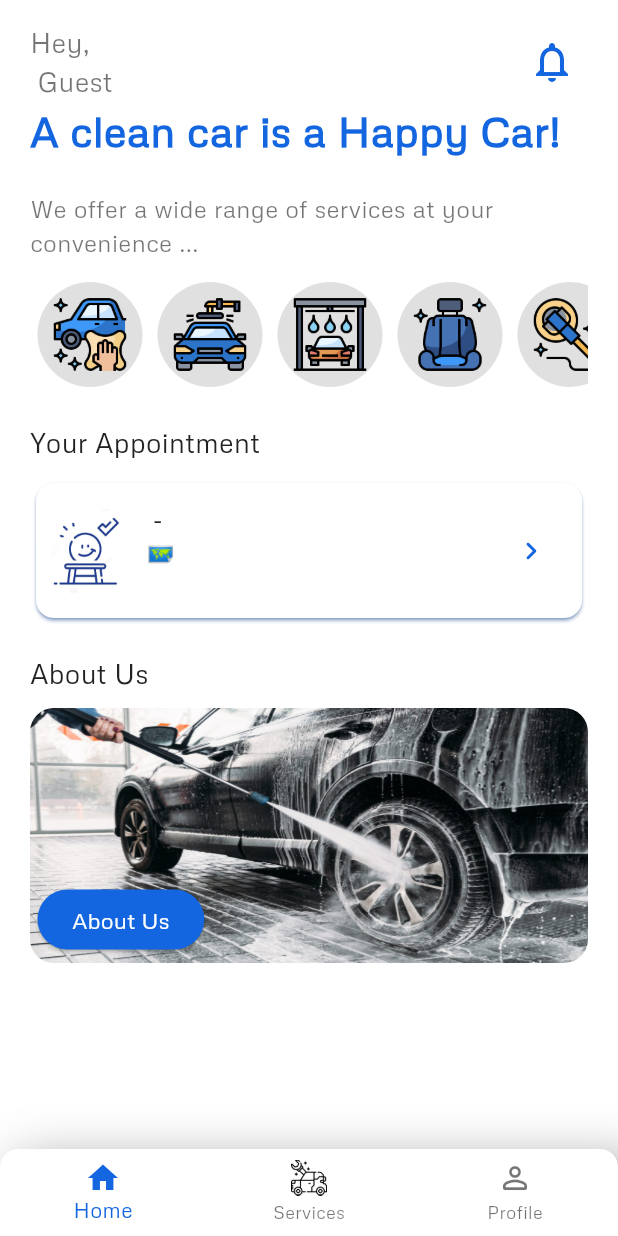
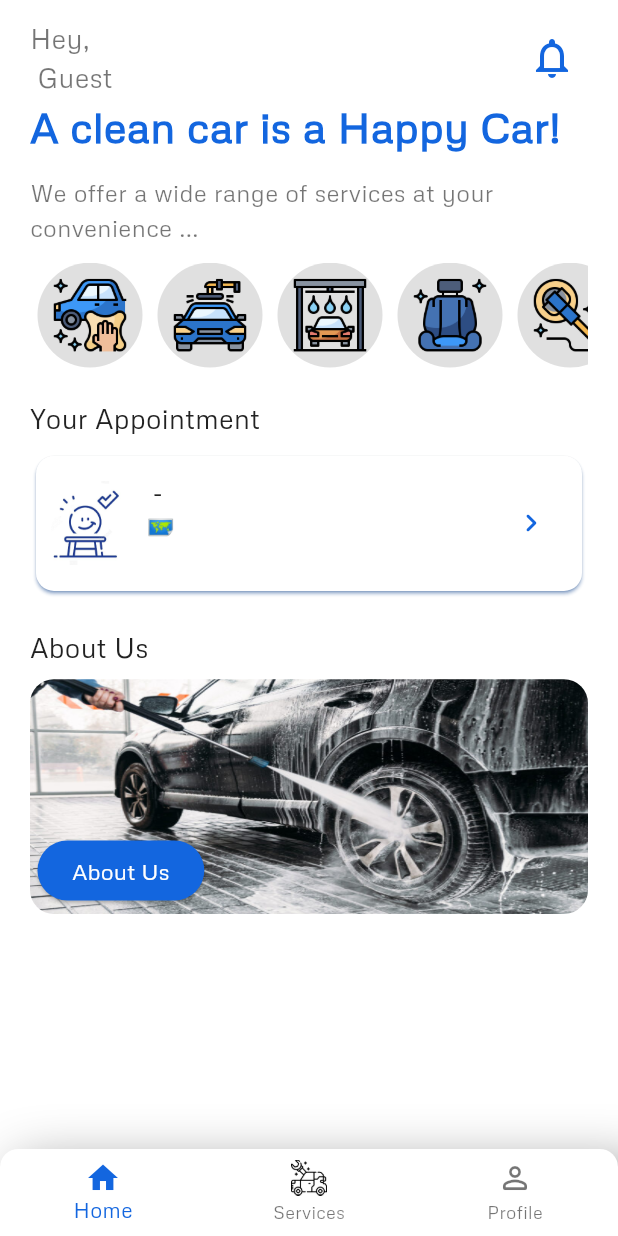
Before and after one commit to ahmedMetwaly/Carwash-app, a Flutter app: the HomeScreenBody screen opened by its route, on a phone screen of 412 x 824 dp. Run offline on Flutter 3.47's test engine with Material 3 defaults, Android fonts, the phone set to English and light mode, and no system bars; our stand-ins replace cloud_firestore, dio, equatable, firebase_auth, firebase_core, firebase_storage and 11 more; missing offline and left inert: flutter_facebook_auth, flutter_stripe, gif_view, google_maps_place_picker_mb, progress_tracker; accounts and stored records are empty.

Commit message:
MediaQuery Home Screen

```diff
--- a/lib/features/home/presentation/pages/home_page.dart
+++ b/lib/features/home/presentation/pages/home_page.dart
@@ -2,6 +2,7 @@ import 'package:carwashapp/core/constants/colors_manager.dart';
 import 'package:carwashapp/features/auth/controller/auth_bloc/auth_bloc.dart';
 import 'package:carwashapp/features/home/presentation/pages/about_us_page.dart';
 import 'package:flutter/material.dart';
+import '../../../../core/utils/media_query_utils.dart';
 import '../../../../core/utils/values.dart';
 import '../../../../generated/l10n.dart';
 import '../../data/models/services_model.dart';
@@ -22,7 +23,9 @@ class HomePage extends StatelessWidget {
           child: Column(
             crossAxisAlignment: CrossAxisAlignment.start,
             children: [
-              const SizedBox(height: 15),
+              SizedBox(
+                height: MediaQueryUtils.getWidthPercentage(context, 0.030),
+              ),
               Row(
                 children: [
                   Column(
@@ -52,14 +55,18 @@ class HomePage extends StatelessWidget {
                     fontWeight: FontWeight.bold,
                     color: primaryColor),
               ),
-              const SizedBox(height: 20),
+              SizedBox(
+                height: MediaQueryUtils.getWidthPercentage(context, 0.030),
+              ),
               const Text(
                 'We offer a wide range of services at your convenience ...',
                 style: TextStyle(fontSize: 16, color: Colors.black54),
               ),
-              const SizedBox(height: 15),
               SizedBox(
-                height: 70,
+                height: MediaQueryUtils.getWidthPercentage(context, 0.030),
+              ),
+              SizedBox(
+                height: MediaQueryUtils.getWidthPercentage(context, 0.19),
                 child: ListView.builder(
                   scrollDirection: Axis.horizontal,
                   padding: EdgeInsets.zero,
@@ -68,19 +75,21 @@ class HomePage extends StatelessWidget {
                       ServicesItem(servicesItem: servicesList[index]),
                 ),
               ),
-              const SizedBox(height: 24),
+              SizedBox(
+                height: MediaQueryUtils.getWidthPercentage(context, 0.030),
+              ),
               const Text(
                 'Your Appointment',
                 style: TextStyle(
                   fontSize: 18,
                 ),
               ),
-              const SizedBox(
-                height: 10,
+              SizedBox(
+                height: MediaQueryUtils.getWidthPercentage(context, 0.020),
               ),
               const AppointmentItem(),
-              const SizedBox(
-                height: 20,
+              SizedBox(
+                height: MediaQueryUtils.getWidthPercentage(context, 0.050),
               ),
               const Text(
                 'About Us',
@@ -88,11 +97,11 @@ class HomePage extends StatelessWidget {
                   fontSize: 18,
                 ),
               ),
-              const SizedBox(
-                height: 10,
+              SizedBox(
+                height: MediaQueryUtils.getWidthPercentage(context, 0.020),
               ),
               Container(
-                height: 170,
+                height: MediaQueryUtils.getWidthPercentage(context, 0.38),
                 decoration: const BoxDecoration(
                   borderRadius: BorderRadius.all(Radius.circular(16)),
                   image: DecorationImage(
```
